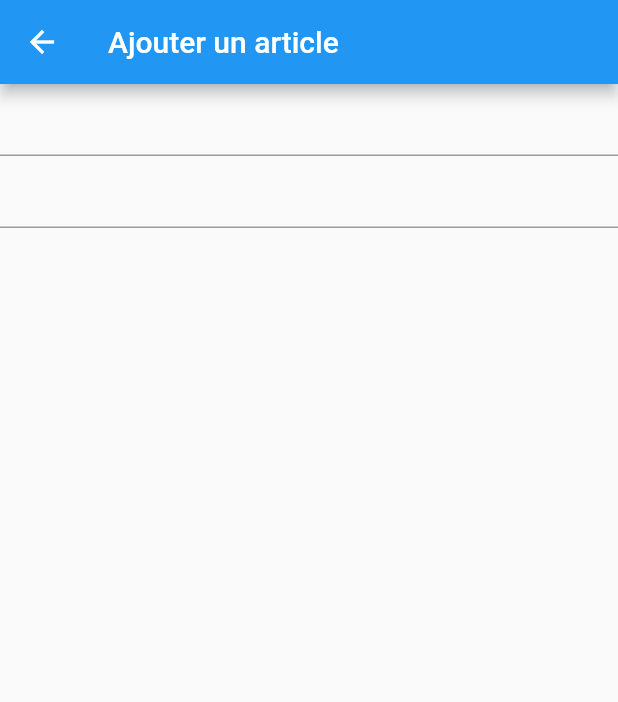
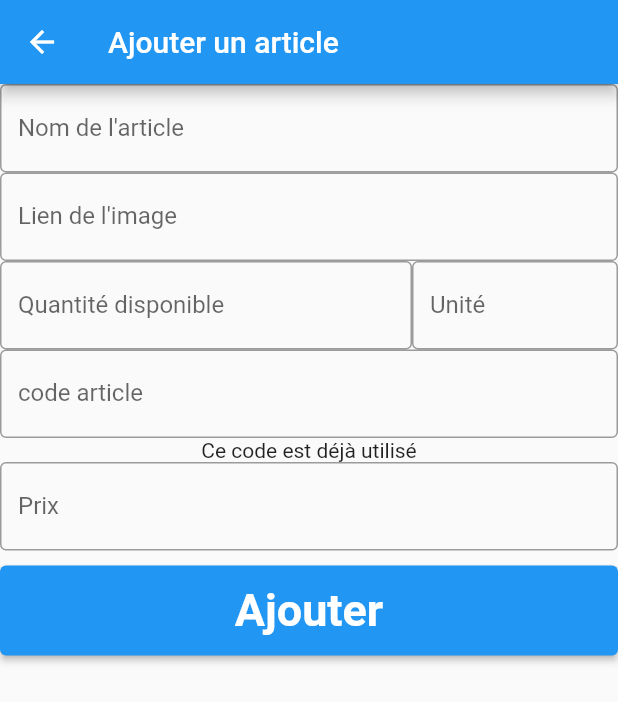
Before and after one commit to chamiabdellah/preSales, a Flutter app: the screen it shows after launch, after a tap on the "add" icon, on a phone screen of 412 x 824 dp. Shown: the top 702 px of the screen. Run offline on Flutter 3.47's test engine with Material 2 defaults, Android fonts, the phone set to English and light mode, and no system bars; network calls fail.

Commit message:
treat the existing code exception

```diff
--- a/lib/compositeWidgets/AddArticleForm.dart
+++ b/lib/compositeWidgets/AddArticleForm.dart
@@ -1,6 +1,11 @@
+import 'dart:convert';
 
-import 'package:flutter/cupertino.dart';
 import 'package:flutter/material.dart';
+import 'package:proj1/utils/ValidationLib.dart';
+import 'package:proj1/widgets/OutlineTextField.dart';
+import 'package:http/http.dart' as http;
+
+import '../utils/Paths.dart';
 
 class AddArticleForm extends StatefulWidget {
   const AddArticleForm({Key? key}) : super(key: key);
@@ -10,13 +15,130 @@ class AddArticleForm extends StatefulWidget {
 }
 
 class _AddArticleFormState extends State<AddArticleForm> {
+  final _productFormKey = GlobalKey<FormState>();
+
+  TextEditingController? articleNameController = TextEditingController();
+  TextEditingController? articleQuantityController = TextEditingController();
+  TextEditingController? articlePriceController = TextEditingController();
+  TextEditingController? articleCodeController = TextEditingController();
+  TextEditingController? articleUnitController = TextEditingController();
+  TextEditingController? articleImageController = TextEditingController();
+
+  bool? isNewCode = false;
+
+  void addToDataBase() async {
+    if(_productFormKey.currentState == null){
+      return;
+    }
+
+    // 1- validate the fields.
+    if(_productFormKey.currentState!.validate()){
+      final String _articleCode = articleCodeController!.value.text;
+      final isNewCodeI = await ValidationLib.isNewArticleCode(_articleCode);
+      setState(() {
+        isNewCode = isNewCodeI;
+      });
+
+      if(!isNewCode!){
+        return;
+      }
+      final url = Uri.parse(Paths.articlePath);
+      // 2- read the values from the fields => will be done using the controllers
+      Map<String,dynamic> requestBody = {
+        'articleCode' : _articleCode,
+        'articleName' : articleNameController!.value.text,
+        'image' : articleImageController!.value.text,
+        'price' : double.parse(articlePriceController!.value.text),
+        'quantity' : double.parse(articleQuantityController!.value.text),
+        'unit' : articleUnitController!.value.text,
+      };
+
+      // 3 - send the request to the db
+      final response = await http.post(url, body: json.encode(requestBody) );
+
+      // 4 - get the save status :
+      if(response.statusCode == 200){
+
+      }
+    }
+    // 4 - treat the exceptions.
+      // 4.1 - the product exists already in the db => add the condition to the validation of the code
+      // 4.2 - the quantity is negative [DONE]
+  }
+
   @override
   Widget build(BuildContext context) {
-    return Column(
-      children: [
-        TextFormField(),
-        const TextField(),
-      ],
+    return Form(
+      key: _productFormKey,
+      child: Column(
+        children: [
+          OutlineTextField(
+            labelText: 'Nom de l\'article',
+            validationFunc: ValidationLib.nonEmptyField,
+            controller: articleNameController,
+          ),
+          OutlineTextField(
+            labelText: 'Lien de l\'image',
+            validationFunc: ValidationLib.nonEmptyField,
+            controller: articleImageController,
+          ),
+          Row(
+            children: [
+              Flexible(
+                flex: 2,
+                child: OutlineTextField(
+                  labelText: 'Quantité disponible',
+                  validationFunc: ValidationLib.isPositiveNumber,
+                  textInputType: TextInputType.number,
+                  controller: articleQuantityController,
+                ),
+              ),
+              Flexible(
+                flex: 1,
+                child: OutlineTextField(
+                  labelText: 'Unité',
+                  validationFunc: ValidationLib.nonEmptyField,
+                  controller: articleUnitController,
+                ),
+              ),
+            ],
+          ),
+          OutlineTextField(
+            labelText: 'code article',
+            validationFunc: ValidationLib.nonEmptyField,
+            controller: articleCodeController,
+          ),
+          Builder(builder: (BuildContext context){
+            if(!isNewCode!){
+              return Text("Ce code est déjà utilisé");
+            }
+            return const SizedBox.shrink();
+          }),
+          OutlineTextField(
+            labelText: 'Prix',
+            validationFunc: ValidationLib.isPositiveNumber,
+            textInputType: TextInputType.number,
+            controller: articlePriceController,
+          ),
+          Flexible(
+            flex: 1,
+            child: Padding(
+              padding: const EdgeInsets.only(top: 10),
+              child: SizedBox(
+                width: double.infinity,
+                height: 60,
+                child: ElevatedButton(
+                  onPressed: addToDataBase,
+                  child: const Text(
+                    "Ajouter",
+                    style: TextStyle(fontSize: 30, fontWeight: FontWeight.bold),
+                  ),
+                ),
+              ),
+            ),
+          ),
+        ],
+      ),
     );
   }
 }
--- a/lib/screens/addArticleScreen.dart
+++ b/lib/screens/addArticleScreen.dart
@@ -11,7 +11,13 @@ class AddArticleScreen extends StatelessWidget {
       appBar: AppBar(
         title: const Text("Ajouter un article"),
       ),
-      body: const AddArticleForm(),
+      body: Column(
+        children:  const [
+          Flexible(
+            child: AddArticleForm(),
+          ),
+        ],
+      ),
     );
   }
 }
--- a/lib/screens/listOfArticles.dart
+++ b/lib/screens/listOfArticles.dart
@@ -4,6 +4,8 @@ import 'package:flutter/material.dart';
 import 'package:proj1/models/Article.dart';
 import 'package:proj1/widgets/ArticleList.dart';
 import 'package:http/http.dart' as http;
+
+import '../utils/Paths.dart';
 
 class ListOfArticles extends StatefulWidget{
   const ListOfArticles({super.key});
@@ -17,7 +19,7 @@ class _ListOfArticlesState extends State<ListOfArticles> {
   List<Article> listOfArticle = [];
 
   Future<void> fetchArticles() async {
-    String link = "https://amlogpresales-default-rtdb.europe-west1.firebasedatabase.app/Articles.json";
+    String link = Paths.articlePath ;
     Uri uri = Uri.parse(link);
     final response = await http.get(uri);
 
--- /dev/null
+++ b/lib/utils/Paths.dart
@@ -0,0 +1,14 @@
+
+
+class Paths{
+
+  static const String articlePath = "https://amlogpresales-default-rtdb.europe-west1.firebasedatabase.app/Articles.json";
+
+  static const String articleByCode = "https://amlogpresales-default-rtdb.europe-west1.firebasedatabase.app/Articles.json"
+      "?orderBy=\"articleCode\"&equalTo=\"%ARTICLE_CODE%\"";
+
+  static String getArticleByCodePath(String code){
+    return articleByCode.replaceAll("%ARTICLE_CODE%", code);
+  }
+
+}
--- /dev/null
+++ b/lib/utils/ValidationLib.dart
@@ -0,0 +1,42 @@
+
+
+import 'dart:convert';
+
+import 'Paths.dart';
+import 'package:http/http.dart' as http;
+
+class ValidationLib{
+
+  static String? nonEmptyField(value) {
+    if (value == null || value!.isEmpty) {
+      return 'Ce champ est obligatoir';
+    }
+    return null;
+  }
+
+  static String? isPositiveNumber(String? value){
+
+    if(value == null) {
+      return 'Quantite invalide';
+    }
+    double? num = double.tryParse(value);
+    if(num! < 0){
+      return 'Entrez une valeur positive';
+    }
+    return null;
+  }
+
+  static Future<bool?> isNewArticleCode(String? articleCode) async {
+
+    final url = Uri.parse(Paths.getArticleByCodePath(articleCode!));
+    final response = await http.get(url);
+
+    final extractedData = json.decode(response.body) as Map<String, dynamic>;
+
+    if(extractedData.isEmpty){
+      return true;
+    }
+    return false;
+  }
+
+}
--- a/lib/widgets/ArticleList.dart
+++ b/lib/widgets/ArticleList.dart
@@ -13,7 +13,7 @@ class ArticleList extends StatelessWidget {
       child : Card(
       elevation: 5,
       child: ListTile(
-            leading: Image.network(article.picture, fit: BoxFit.scaleDown, width: 100,),
+            leading: SizedBox(width: 100,child: Image.network(article.picture, fit: BoxFit.scaleDown, width: 100,),),
             title: Text(article.name),
             subtitle: Text(article.articleCode),
             trailing: const Icon(Icons.delete),
--- /dev/null
+++ b/lib/widgets/OutlineTextField.dart
@@ -0,0 +1,38 @@
+
+
+import 'package:flutter/material.dart';
+
+class OutlineTextField extends StatefulWidget {
+  const OutlineTextField({Key? key,
+    required this.labelText,
+    required this.validationFunc,
+    this.textInputType = TextInputType.text,
+    this.controller,
+    this.onSaved}) : super(key: key);
+
+
+  final String labelText;
+  final String? Function(String?)? validationFunc;
+  final TextInputType textInputType;
+  final TextEditingController? controller;
+  final void Function(String?)? onSaved;
+
+  @override
+  State<OutlineTextField> createState() => _OutlineTextFieldState();
+}
+
+class _OutlineTextFieldState extends State<OutlineTextField> {
+  @override
+  Widget build(BuildContext context) {
+    return TextFormField(
+      keyboardType: widget.textInputType,
+      decoration: InputDecoration(
+        labelText: widget.labelText,
+        border: const OutlineInputBorder(),
+      ),
+      validator: widget.validationFunc,
+      controller: widget.controller,
+      onSaved: widget.onSaved,
+    );
+  }
+}
--- a/pubspec.yaml
+++ b/pubspec.yaml
@@ -48,7 +48,7 @@ dev_dependencies:
   # package. See that file for information about deactivating specific lint
   # rules and activating additional ones.
   flutter_lints: ^2.0.0
-
+  flutter_form_builder: ^8.0.0
 # For information on the generic Dart part of this file, see the
 # following page: https://dart.dev/tools/pub/pubspec
 
```
Also changed, not shown: pubspec.lock.
